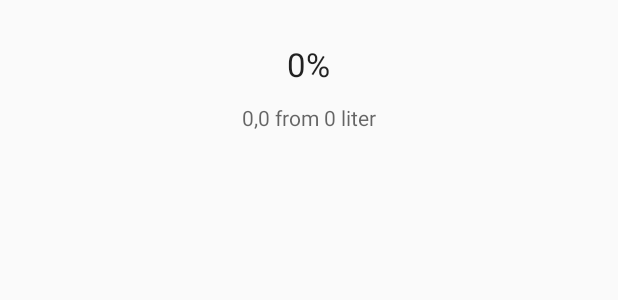
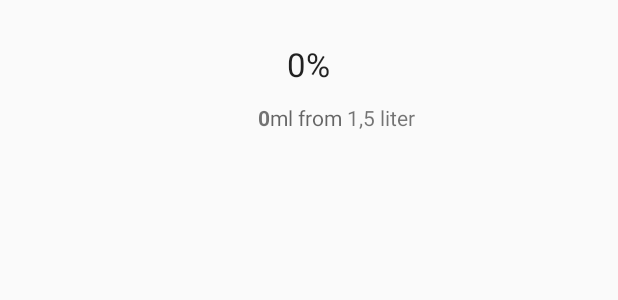
Before and after one commit to Schakkeline/AndroidDripDrop, an Android app: the layout fragment_home.xml on its own in the app's theme, with its tools: preview values and no code run, on a phone screen of 412 x 824 dp. Shown: the part 210-510 px from the top of the screen. Run offline under Robolectric (Android 15) with nearby library versions, the phone set to English and light mode, and no system bars.

Commit message:
changed layout for home fragment xxml from xx liter so that we can push vars into xx

```diff
--- a/app/src/main/java/com/buchmaier/jacqueline/mamiwata/HomeFragment.java
+++ b/app/src/main/java/com/buchmaier/jacqueline/mamiwata/HomeFragment.java
@@ -31,7 +31,15 @@ public class HomeFragment extends Fragment implements OnClickListener{
 
         // Inflate the layout for this fragment
         View v = inflater.inflate(R.layout.fragment_home, container, false);
+
+        // Percent of water the user drank today
         final TextView yourWater = v.findViewById(R.id.text_home_percent);
+
+        // How much did the user drink
+        final TextView userLiterCurrent = v.findViewById(R.id.userLiterCurrent);
+
+        // Drink Goal from user
+        //final TextView userLiterGoal = v.findViewById(R.id.userLiterGoal);
 
         // open BottomSheet onClick
         Button b = v.findViewById(R.id.button_addDrink);
@@ -48,7 +56,8 @@ public class HomeFragment extends Fragment implements OnClickListener{
                 // whenever data at this location is updated.
                 Integer value = dataSnapshot.getValue(Integer.class);
                 yourWater.setText(String.valueOf(value));
-                Log.d(TAG, "Value is: " + value);
+                userLiterCurrent.setText(String.valueOf(value));
+                //userLiterGoal.setText(String.valueOf(value));
             }
 
             @Override
--- a/app/src/main/res/layout/fragment_home.xml
+++ b/app/src/main/res/layout/fragment_home.xml
@@ -35,16 +35,6 @@
             android:layout_below="@+id/textYourBodyNeeds"
             android:layout_centerHorizontal="true" />
 
-        <TextView
-            android:id="@+id/textView4"
-            style="@android:style/TextAppearance.Small"
-            android:layout_width="wrap_content"
-            android:layout_height="wrap_content"
-            android:layout_marginTop="11dp"
-            android:text="@string/home_h2"
-            android:layout_below="@+id/text_home_percent"
-            android:layout_centerHorizontal="true" />
-
         <Button
             android:id="@+id/button_addDrink"
             android:layout_width="wrap_content"
@@ -66,6 +56,49 @@
             android:layout_alignTop="@+id/button_addDrink"
             android:layout_centerHorizontal="true" />
 
+        <TextView
+            android:id="@+id/userLiterCurrent"
+            android:layout_width="wrap_content"
+            android:layout_height="wrap_content"
+            android:layout_alignBaseline="@+id/from"
+            android:layout_alignBottom="@+id/from"
+            android:text="0"
+            android:textAlignment="viewEnd"
+            android:textStyle="bold"
+            android:layout_alignStart="@+id/textView5"
+            android:layout_toStartOf="@+id/from" />
+
+        <TextView
+            android:id="@+id/from"
+            style="@android:style/TextAppearance.Small"
+            android:layout_width="wrap_content"
+            android:layout_height="wrap_content"
+            android:layout_below="@+id/text_home_percent"
+            android:layout_centerHorizontal="true"
+            android:layout_marginTop="11dp"
+            android:text="ml from "
+            android:textAlignment="textStart" />
+
+        <TextView
+            android:id="@+id/userLiterGoal"
+            android:layout_width="wrap_content"
+            android:layout_height="wrap_content"
+            android:layout_alignTop="@+id/liter"
+            android:layout_toEndOf="@+id/from"
+            android:text="1,5"
+            android:textAlignment="viewEnd" />
+
+        <TextView
+            android:id="@+id/liter"
+            android:layout_width="wrap_content"
+            android:layout_height="wrap_content"
+            android:layout_alignBaseline="@+id/from"
+            android:layout_alignBottom="@+id/from"
+            android:text=" liter"
+            android:textAlignment="textStart"
+            android:layout_alignEnd="@+id/textView5"
+            android:layout_toEndOf="@+id/userLiterGoal" />
+
     </RelativeLayout>
 
 </FrameLayout>
```
